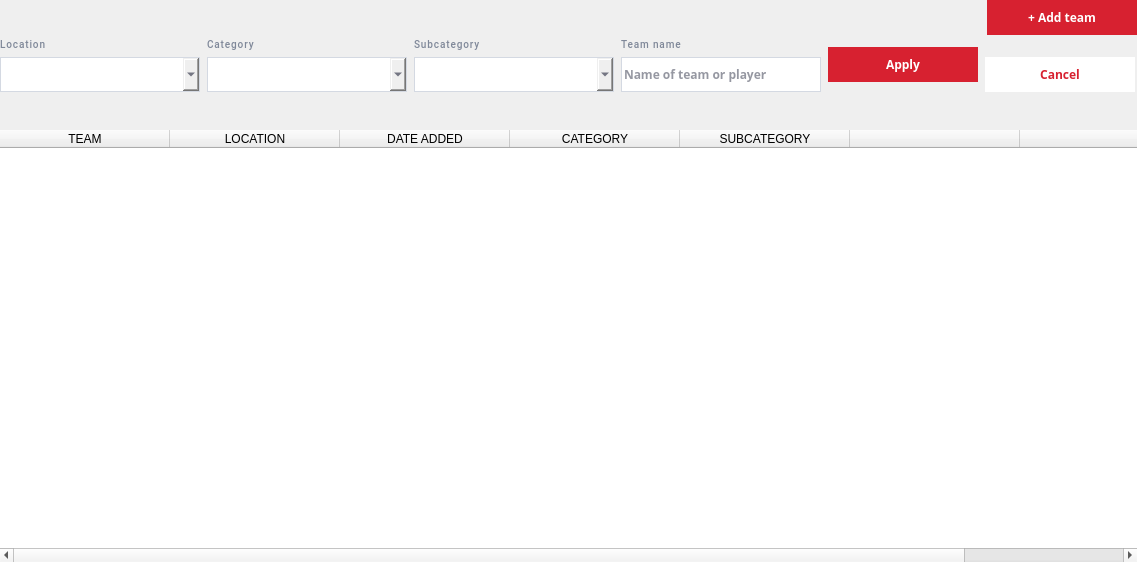
The window that client/screens/widgets/teams/teams.ui (kleroop/TechCourse_2022_12) describes before a commit, drawn with Qt 5.
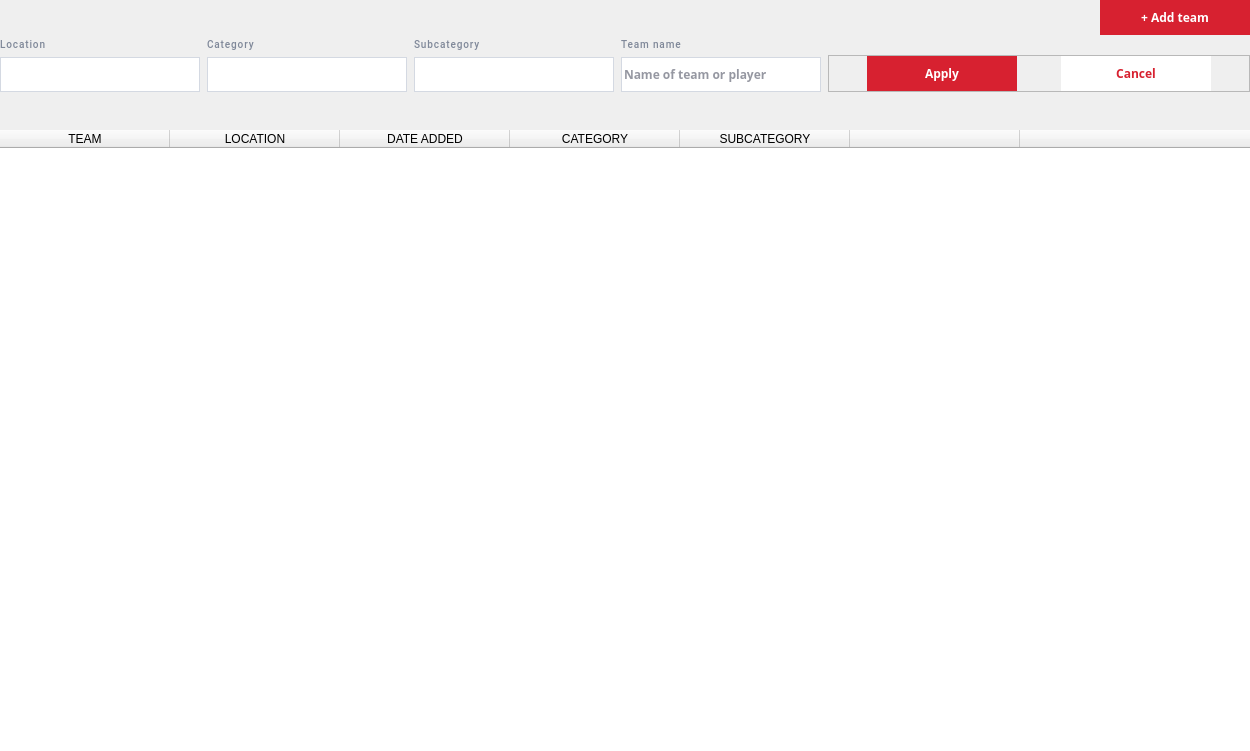
The same window after the commit. Icons and pictures are not drawn.

Commit message: done team delete

Patch:
```diff
--- a/client/screens/widgets/teams/teams.ui
+++ b/client/screens/widgets/teams/teams.ui
@@ -6,8 +6,8 @@
             <rect>
                 <x>0</x>
                 <y>0</y>
-                <width>1137</width>
-                <height>562</height>
+    <width>1250</width>
+    <height>751</height>
             </rect>
         </property>
         <property name="sizePolicy">
@@ -210,14 +210,26 @@
                                             <cursorShape>PointingHandCursor</cursorShape>
                                         </property>
                                         <property name="styleSheet">
-                                            <string notr="true">border: 1px solid #D4D9E2;
-                                                font-family: 'Open Sans';
-                                                font-style: normal;
-                                                font-weight: 600;
-                                                font-size: 12px;
-                                                line-height: 16px;
-                                                color: #2B2F43;
-                                            </string>
+           <string notr="true">QComboBox {
+	border: 1px solid #D4D9E2;
+	font-family: 'Open Sans';
+	font-style: normal;
+	font-weight: 600;
+	font-size: 12px;
+	line-height: 16px;
+	color: #2B2F43;
+}
+
+QComboBox::drop-down:button {
+	border: none;
+	padding-right: 5px;
+}
+
+QComboBox::down-arrow {
+	image: url(:/Resources/dropdownIcon.png);
+	widht: 10px;
+	height: 10px;
+}</string>
                                         </property>
                                         <property name="frame">
                                             <bool>false</bool>
@@ -235,6 +247,28 @@
                                     <verstretch>0</verstretch>
                                 </sizepolicy>
                             </property>
+       <property name="styleSheet">
+        <string notr="true">QComboBox {
+	border: 1px solid #D4D9E2;
+	font-family: 'Open Sans';
+	font-style: normal;
+	font-weight: 600;
+	font-size: 12px;
+	line-height: 16px;
+	color: #2B2F43;
+}
+
+QComboBox::drop-down:button {
+	border: none;
+	padding-right: 5px;
+}
+
+QComboBox::down-arrow {
+	image: url(:/Resources/dropdownIcon.png);
+	widht: 10px;
+	height: 10px;
+}</string>
+       </property>
                             <layout class="QVBoxLayout" name="verticalLayout_3">
                                 <property name="leftMargin">
                                     <number>0</number>
@@ -403,14 +437,26 @@
                                             <cursorShape>PointingHandCursor</cursorShape>
                                         </property>
                                         <property name="styleSheet">
-                                            <string notr="true">border: 1px solid #D4D9E2;
-                                                font-family: 'Open Sans';
-                                                font-style: normal;
-                                                font-weight: 600;
-                                                font-size: 12px;
-                                                line-height: 16px;
-                                                color: #2B2F43;
-                                            </string>
+           <string notr="true">QComboBox {
+	border: 1px solid #D4D9E2;
+	font-family: 'Open Sans';
+	font-style: normal;
+	font-weight: 600;
+	font-size: 12px;
+	line-height: 16px;
+	color: #2B2F43;
+}
+
+QComboBox::drop-down:button {
+	border: none;
+	padding-right: 5px;
+}
+
+QComboBox::down-arrow {
+	image: url(:/Resources/dropdownIcon.png);
+	widht: 10px;
+	height: 10px;
+}</string>
                                         </property>
                                     </widget>
                                 </item>
@@ -512,6 +558,27 @@
                             </layout>
                         </widget>
                     </item>
+     <item alignment="Qt::AlignBottom">
+      <widget class="QFrame" name="frame_2">
+       <property name="frameShape">
+        <enum>QFrame::StyledPanel</enum>
+       </property>
+       <property name="frameShadow">
+        <enum>QFrame::Raised</enum>
+       </property>
+       <layout class="QHBoxLayout" name="horizontalLayout_2">
+        <property name="leftMargin">
+         <number>0</number>
+        </property>
+        <property name="topMargin">
+         <number>0</number>
+        </property>
+        <property name="rightMargin">
+         <number>0</number>
+        </property>
+        <property name="bottomMargin">
+         <number>0</number>
+        </property>
                     <item>
                         <widget class="QPushButton" name="applyButton">
                             <property name="sizePolicy">
@@ -554,7 +621,7 @@
                             </property>
                         </widget>
                     </item>
-                    <item alignment="Qt::AlignBottom">
+        <item>
                         <widget class="QPushButton" name="cancelButton">
                             <property name="sizePolicy">
                                 <sizepolicy hsizetype="Maximum" vsizetype="Maximum">
@@ -597,6 +664,9 @@
                         </widget>
                     </item>
                 </layout>
+      </widget>
+     </item>
+    </layout>
             </item>
             <item>
                 <spacer name="verticalSpacer_3">
@@ -624,33 +694,83 @@
                     </property>
                     <property name="styleSheet">
                         <string notr="true">QHeaderView::section {
-                            font-family: &quot;url(:/Resources/fonts/open-sans/OpenSans-Semibold.ttf)&quot;;
-                            font-weight: 500;
-                            font-size: 12px;
-                            color: rgb(67, 76, 93);
-                            border: none;
-                            margin: 0;
-                            padding: 0;
-                            }
+	font-family: &quot;url(:/Resources/fonts/open-sans/OpenSans-Semibold.ttf)&quot;;
+	font-weight: 500;
+	font-size: 12px;
+	color: rgb(67, 76, 93);
+	border: none;
+	margin: 0;
+	padding: 0;
+	padding-top: 5px;
+}
 
-                            QTableWidget {
-                            padding-top: 15;
-                            border: none;
-                            }
+QTableWidget {
+	padding-top: 15;
+	border: none;
+}
 
-                            QTableWidget::item {
-                            font-family: &quot;url(:/Resources/fonts/open-sans/OpenSans-Semibold.ttf)&quot;;
-                            font-weight: 400;
-                            font-size: 16px;
-                            color: rgb(43, 47, 67);
-                            border-top: none;
-                            border-right: none;
-                            border-left: none;
-                            border-bottom: 1px solid rgb(212, 217, 226);
-                            padding-top: 15;
-                            padding-bottom: 15;
-                            }
-                        </string>
+QTableWidget::item {
+	font-family: &quot;url(:/Resources/fonts/open-sans/OpenSans-Semibold.ttf)&quot;;
+	font-weight: 400;
+	font-size: 16px;
+	color: rgb(43, 47, 67);
+	border-top: none;
+	border-right: none;
+	border-left: none;
+	border-bottom: 1px solid rgb(212, 217, 226);
+	padding-top: 15;
+	padding-bottom: 15;
+}
+
+QScrollBar:horizontal {              
+        border: none;
+        background:white;
+        height: 8px;
+        margin: 0px 0px 0px 0px;
+}
+QScrollBar::handle:horizontal {
+    background: qlineargradient(x1:0, y1:0, x2:1, y2:0, stop: 0 rgb(157, 157, 147), stop: 0.5 rgb(157, 157, 147), stop:1 rgb(157, 157, 147));
+    min-height: 0px;
+}
+QScrollBar::add-line:horizontal {
+    background: qlineargradient(x1:0, y1:0, x2:1, y2:0,
+    stop: 0 rgb(157, 157, 147), stop: 0.5 rgb(157, 157, 147),  stop:1 rgb(157, 157, 147));
+    height: 0px;
+    subcontrol-position: bottom;
+    subcontrol-origin: margin;
+}
+QScrollBar::sub-line:horizontal {
+    background: qlineargradient(x1:0, y1:0, x2:1, y2:0,
+    stop: 0  rgb(157, 157, 147), stop: 0.5 rgb(157, 157, 147),  stop:1 rgb(157, 157, 147));
+    height: 0 px;
+    subcontrol-position: top;
+    subcontrol-origin: margin;
+}
+
+QScrollBar:vertical {              
+        border: none;
+        background:white;
+        width: 8px;    
+        margin: 0px 0px 0px 0px;
+}
+QScrollBar::handle:vertical {
+    background: qlineargradient(x1:0, y1:0, x2:1, y2:0, stop: 0 rgb(157, 157, 147), stop: 0.5 rgb(157, 157, 147), stop:1 rgb(157, 157, 147));
+    min-height: 0px;
+}
+QScrollBar::add-line:vertical {
+    background: qlineargradient(x1:0, y1:0, x2:1, y2:0,
+    stop: 0 rgb(157, 157, 147), stop: 0.5 rgb(157, 157, 147),  stop:1 rgb(157, 157, 147));
+    height: 0px;
+    subcontrol-position: bottom;
+    subcontrol-origin: margin;
+}
+QScrollBar::sub-line:vertical {
+    background: qlineargradient(x1:0, y1:0, x2:1, y2:0,
+    stop: 0  rgb(157, 157, 147), stop: 0.5 rgb(157, 157, 147),  stop:1 rgb(157, 157, 147));
+    height: 0 px;
+    subcontrol-position: top;
+    subcontrol-origin: margin;
+}</string>
                     </property>
                     <property name="sizeAdjustPolicy">
                         <enum>QAbstractScrollArea::AdjustIgnored</enum>
```
Lines whose indentation alone changed are shown as unchanged. The commit also changes 4 other files.
